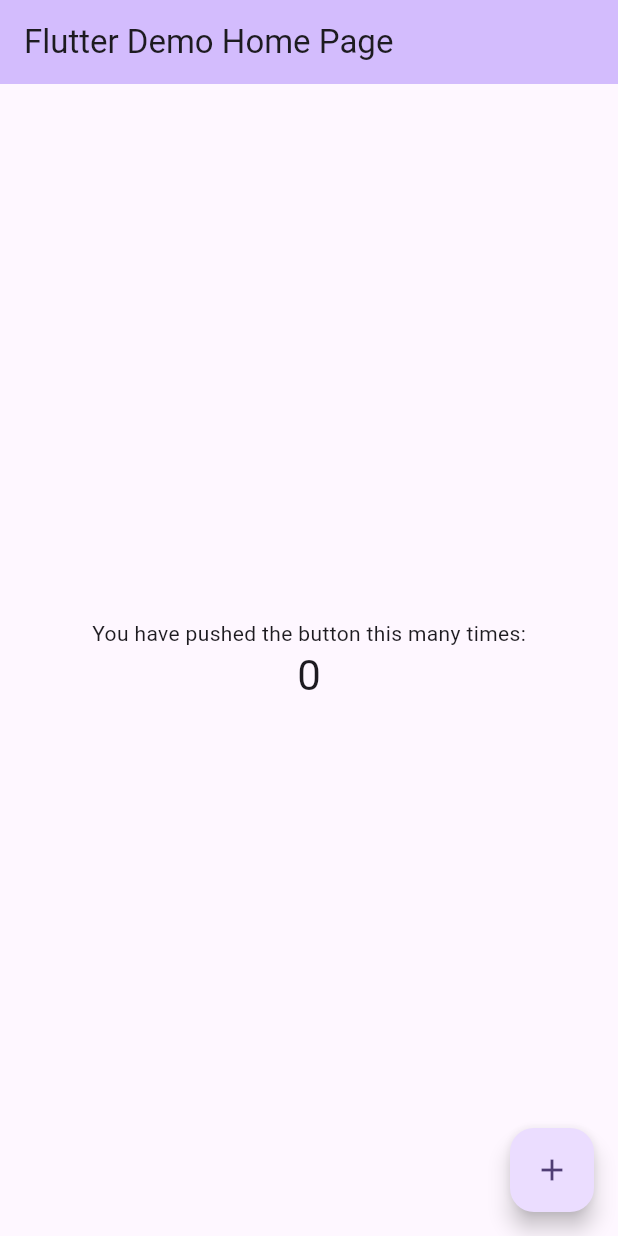
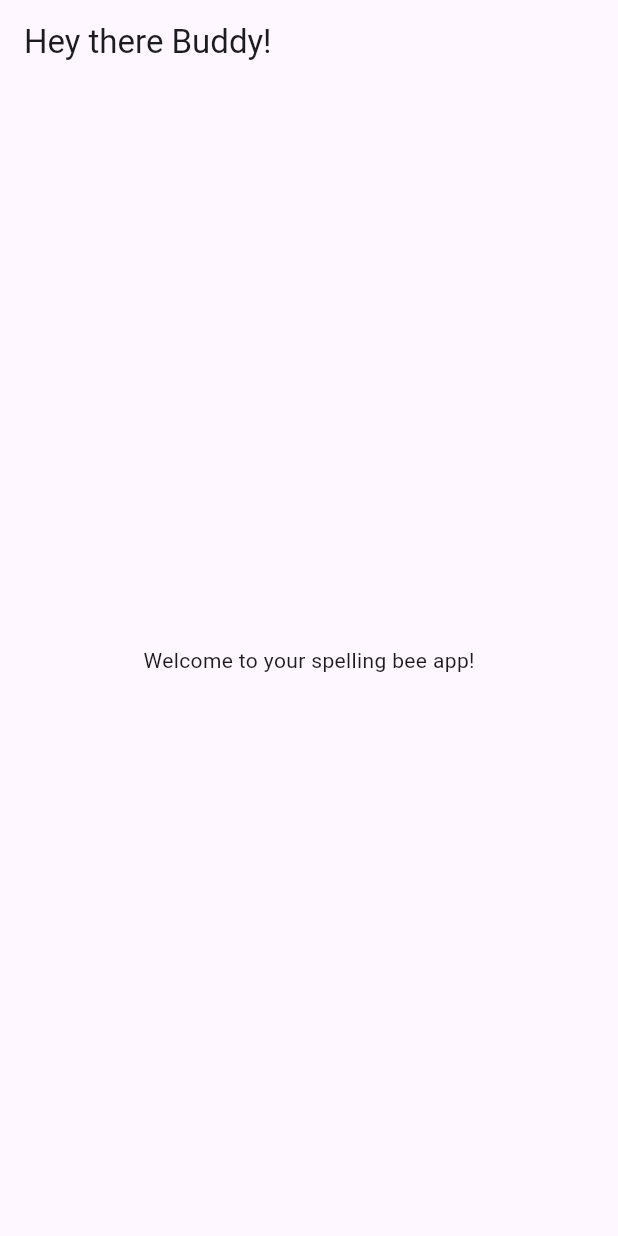
Before and after one commit to delicum/spelling-bee, a Flutter app: the screen it shows after launch, on a phone screen of 412 x 824 dp. Run offline on Flutter 3.47's test engine with Material 3 defaults, Android fonts, the light colour scheme and no system bars.

Commit message:
created first widgets

```diff
--- a/speul/lib/main.dart
+++ b/speul/lib/main.dart
@@ -1,125 +1,27 @@
 import 'package:flutter/material.dart';
 
 void main() {
-  runApp(const MyApp());
+  runApp(const SpellingBee());
 }
 
-class MyApp extends StatelessWidget {
-  const MyApp({super.key});
+class SpellingBee extends StatefulWidget {
+  const SpellingBee({super.key});
 
-  // This widget is the root of your application.
+  @override
+  State<SpellingBee> createState() => _SpellingBeeState();
+}
+
+
+class _SpellingBeeState extends State<SpellingBee> {
   @override
   Widget build(BuildContext context) {
     return MaterialApp(
-      title: 'Flutter Demo',
-      theme: ThemeData(
-        // This is the theme of your application.
-        //
-        // TRY THIS: Try running your application with "flutter run". You'll see
-        // the application has a purple toolbar. Then, without quitting the app,
-        // try changing the seedColor in the colorScheme below to Colors.green
-        // and then invoke "hot reload" (save your changes or press the "hot
-        // reload" button in a Flutter-supported IDE, or press "r" if you used
-        // the command line to start the app).
-        //
-        // Notice that the counter didn't reset back to zero; the application
-        // state is not lost during the reload. To reset the state, use hot
-        // restart instead.
-        //
-        // This works for code too, not just values: Most code changes can be
-        // tested with just a hot reload.
-        colorScheme: ColorScheme.fromSeed(seedColor: Colors.deepPurple),
-        useMaterial3: true,
-      ),
-      home: const MyHomePage(title: 'Flutter Demo Home Page'),
+      home: Scaffold(
+        appBar: AppBar(
+          title: const Text("Hey there Buddy!"),
+        ),
+        body: const Center(child: Text("Welcome to your spelling bee app!")),
+        ),
     );
   }
 }
-
-class MyHomePage extends StatefulWidget {
-  const MyHomePage({super.key, required this.title});
-
-  // This widget is the home page of your application. It is stateful, meaning
-  // that it has a State object (defined below) that contains fields that affect
-  // how it looks.
-
-  // This class is the configuration for the state. It holds the values (in this
-  // case the title) provided by the parent (in this case the App widget) and
-  // used by the build method of the State. Fields in a Widget subclass are
-  // always marked "final".
-
-  final String title;
-
-  @override
-  State<MyHomePage> createState() => _MyHomePageState();
-}
-
-class _MyHomePageState extends State<MyHomePage> {
-  int _counter = 0;
-
-  void _incrementCounter() {
-    setState(() {
-      // This call to setState tells the Flutter framework that something has
-      // changed in this State, which causes it to rerun the build method below
-      // so that the display can reflect the updated values. If we changed
-      // _counter without calling setState(), then the build method would not be
-      // called again, and so nothing would appear to happen.
-      _counter++;
-    });
-  }
-
-  @override
-  Widget build(BuildContext context) {
-    // This method is rerun every time setState is called, for instance as done
-    // by the _incrementCounter method above.
-    //
-    // The Flutter framework has been optimized to make rerunning build methods
-    // fast, so that you can just rebuild anything that needs updating rather
-    // than having to individually change instances of widgets.
-    return Scaffold(
-      appBar: AppBar(
-        // TRY THIS: Try changing the color here to a specific color (to
-        // Colors.amber, perhaps?) and trigger a hot reload to see the AppBar
-        // change color while the other colors stay the same.
-        backgroundColor: Theme.of(context).colorScheme.inversePrimary,
-        // Here we take the value from the MyHomePage object that was created by
-        // the App.build method, and use it to set our appbar title.
-        title: Text(widget.title),
-      ),
-      body: Center(
-        // Center is a layout widget. It takes a single child and positions it
-        // in the middle of the parent.
-        child: Column(
-          // Column is also a layout widget. It takes a list of children and
-          // arranges them vertically. By default, it sizes itself to fit its
-          // children horizontally, and tries to be as tall as its parent.
-          //
-          // Column has various properties to control how it sizes itself and
-          // how it positions its children. Here we use mainAxisAlignment to
-          // center the children vertically; the main axis here is the vertical
-          // axis because Columns are vertical (the cross axis would be
-          // horizontal).
-          //
-          // TRY THIS: Invoke "debug painting" (choose the "Toggle Debug Paint"
-          // action in the IDE, or press "p" in the console), to see the
-          // wireframe for each widget.
-          mainAxisAlignment: MainAxisAlignment.center,
-          children: <Widget>[
-            const Text(
-              'You have pushed the button this many times:',
-            ),
-            Text(
-              '$_counter',
-              style: Theme.of(context).textTheme.headlineMedium,
-            ),
-          ],
-        ),
-      ),
-      floatingActionButton: FloatingActionButton(
-        onPressed: _incrementCounter,
-        tooltip: 'Increment',
-        child: const Icon(Icons.add),
-      ), // This trailing comma makes auto-formatting nicer for build methods.
-    );
-  }
-}
```
